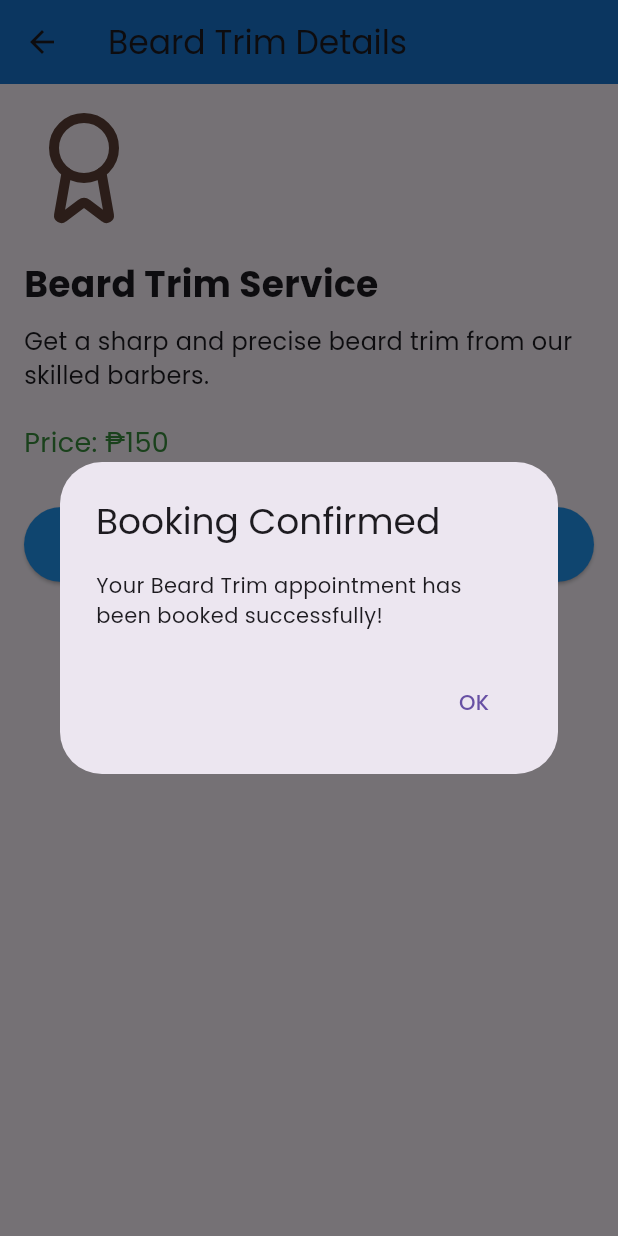
After one commit to lizzdodizz12/GentleCuts, a Flutter app: the BeardTrimDetailsScreen screen opened directly, after a tap on "Book Now", on a phone screen of 412 x 824 dp. The commit adds this screen. Run offline on Flutter 3.47's test engine with Material 3 defaults, Android fonts, the phone set to English and light mode, and no system bars; our stand-ins replace cloud_firestore, firebase_auth, firebase_core, google_fonts, lucide_icons; accounts and stored records are empty.

Commit message:
3rd commit

```diff
--- /dev/null
+++ b/lib/beard_trim_details.dart
@@ -0,0 +1,66 @@
+// beard_trim_details.dart
+import 'package:flutter/material.dart';
+import 'package:lucide_icons/lucide_icons.dart';
+
+class BeardTrimDetailsScreen extends StatelessWidget {
+  @override
+  Widget build(BuildContext context) {
+    return Scaffold(
+      appBar: AppBar(
+        title: Text('Beard Trim Details'),
+        backgroundColor: Colors.blue[700],
+      ),
+      body: Padding(
+        padding: const EdgeInsets.all(16.0),
+        child: Column(
+          crossAxisAlignment: CrossAxisAlignment.start,
+          children: [
+            Icon(LucideIcons.award, size: 80, color: Colors.brown[700]),
+            SizedBox(height: 20),
+            Text(
+              'Beard Trim Service',
+              style: TextStyle(fontSize: 24, fontWeight: FontWeight.bold),
+            ),
+            SizedBox(height: 10),
+            Text(
+              'Get a sharp and precise beard trim from our skilled barbers.',
+              style: TextStyle(fontSize: 16),
+            ),
+            SizedBox(height: 20),
+            Text(
+              'Price: ₱150',
+              style: TextStyle(fontSize: 18, color: Colors.green[700]),
+            ),
+            SizedBox(height: 30),
+            Center(
+              child: ElevatedButton.icon(
+                onPressed: () {
+                  // Booking action
+                  showDialog(
+                    context: context,
+                    builder: (context) => AlertDialog(
+                      title: Text('Booking Confirmed'),
+                      content: Text('Your Beard Trim appointment has been booked successfully!'),
+                      actions: [
+                        TextButton(
+                          onPressed: () => Navigator.pop(context),
+                          child: Text('OK'),
+                        ),
+                      ],
+                    ),
+                  );
+                },
+                icon: Icon(LucideIcons.calendar),
+                label: Text('Book Now'),
+                style: ElevatedButton.styleFrom(
+                  backgroundColor: Colors.blue,
+                  minimumSize: Size(double.infinity, 50),
+                ),
+              ),
+            ),
+          ],
+        ),
+      ),
+    );
+  }
+}
--- a/pubspec.yaml
+++ b/pubspec.yaml
@@ -32,6 +32,9 @@ dependencies:
     sdk: flutter
   google_fonts: ^4.0.4
   lucide_icons: 0.257.0
+  firebase_core: ^2.15.1
+  cloud_firestore: ^4.12.1
+  firebase_auth: ^4.7.4
 
   # The following adds the Cupertino Icons font to your application.
   # Use with the CupertinoIcons class for iOS style icons.
```
Also changed, not shown: lib/GentleCuts.dart (added, +85 -0 lines), lib/hair_coloring_details.dart (added, +66 -0 lines), lib/haircut_details.dart (added, +66 -0 lines), lib/main.dart (+131 -5 lines), lib/shaving_details.dart (added, +66 -0 lines), lib/view_services.dart (+31 -0 lines), pubspec.lock, 3 other files.
